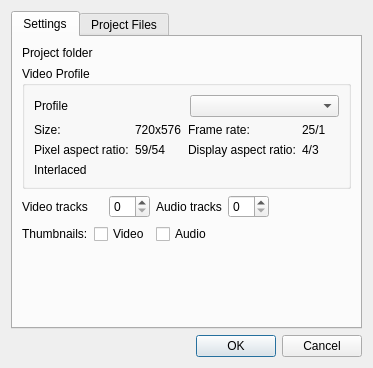
KDE/kdenlive, file src/widgets/projectsettings_ui.ui: the form before one commit.
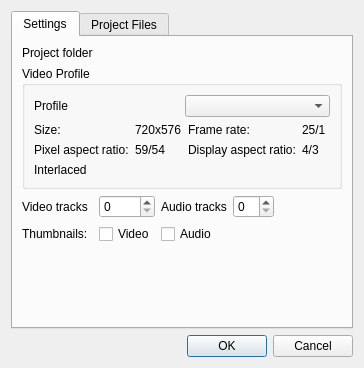
The form after the commit. Custom widgets are drawn as their Qt base class.

The edit to the form file:
```diff
--- a/src/widgets/projectsettings_ui.ui
+++ b/src/widgets/projectsettings_ui.ui
@@ -6,8 +6,8 @@
    <rect>
     <x>0</x>
     <y>0</y>
-    <width>305</width>
-    <height>323</height>
+    <width>349</width>
+    <height>320</height>
    </rect>
   </property>
   <property name="windowTitle">
@@ -24,17 +24,17 @@
        <string>Settings</string>
       </attribute>
       <layout class="QGridLayout" name="gridLayout_3">
-       <item row="0" column="0" colspan="2">
+       <item row="0" column="0">
         <widget class="QLabel" name="label_4">
          <property name="text">
           <string>Project folder</string>
          </property>
         </widget>
        </item>
-       <item row="0" column="2" colspan="5">
+       <item row="0" column="1" colspan="4">
         <widget class="KUrlRequester" name="project_folder"/>
        </item>
-       <item row="1" column="0" colspan="7">
+       <item row="1" column="0" colspan="6">
         <widget class="QGroupBox" name="properties">
          <property name="title">
           <string>Video Profile</string>
@@ -127,20 +127,20 @@
          </property>
         </widget>
        </item>
-       <item row="2" column="2">
+       <item row="2" column="1">
         <widget class="QSpinBox" name="video_tracks"/>
        </item>
-       <item row="2" column="3" colspan="2">
+       <item row="2" column="2" colspan="2">
         <widget class="QLabel" name="label_8">
          <property name="text">
           <string>Audio tracks</string>
          </property>
         </widget>
        </item>
-       <item row="2" column="5">
+       <item row="2" column="4">
         <widget class="QSpinBox" name="audio_tracks"/>
        </item>
-       <item row="2" column="6">
+       <item row="2" column="5">
         <spacer name="horizontalSpacer_2">
          <property name="orientation">
           <enum>Qt::Horizontal</enum>
@@ -160,21 +160,21 @@
          </property>
         </widget>
        </item>
-       <item row="3" column="1" colspan="2">
+       <item row="3" column="1">
         <widget class="QCheckBox" name="video_thumbs">
          <property name="text">
           <string>Video</string>
          </property>
         </widget>
        </item>
-       <item row="3" column="3">
+       <item row="3" column="2">
         <widget class="QCheckBox" name="audio_thumbs">
          <property name="text">
           <string>Audio</string>
          </property>
         </widget>
        </item>
-       <item row="3" column="4" colspan="3">
+       <item row="3" column="3" colspan="3">
         <spacer name="horizontalSpacer">
          <property name="orientation">
           <enum>Qt::Horizontal</enum>
@@ -187,7 +187,7 @@
          </property>
         </spacer>
        </item>
-       <item row="4" column="2" colspan="3">
+       <item row="4" column="0" colspan="3">
         <spacer name="verticalSpacer">
          <property name="orientation">
           <enum>Qt::Vertical</enum>
```
